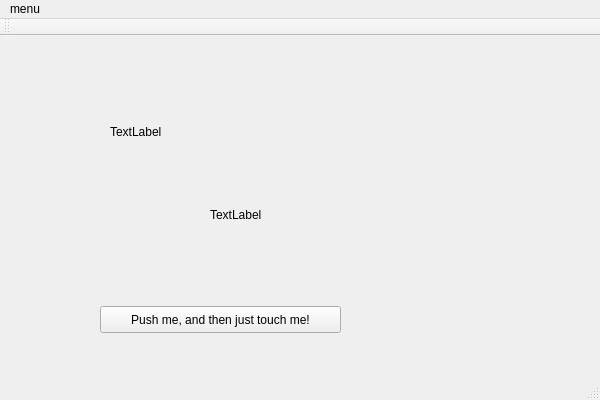
The window that trabalho1/mainwindow.ui (Mendelev/cg-ufrj-2011) describes before a commit, drawn with Qt 5.
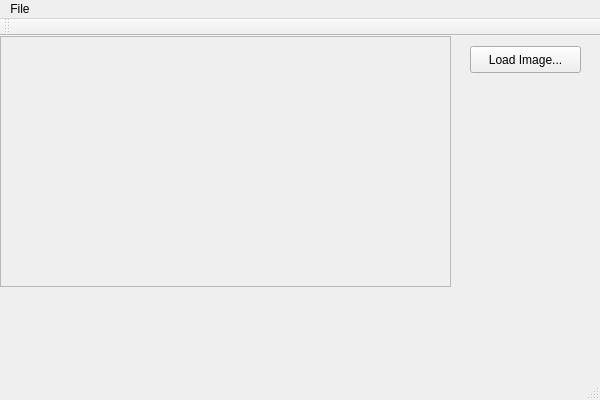
The same window after the commit.

Commit message: Carrega uma imagem com string pré definida e já tem uma scroll area. Menu de Quit fecha a aplicacão.

```diff
--- a/trabalho1/mainwindow.ui
+++ b/trabalho1/mainwindow.ui
@@ -17,41 +17,62 @@
    <widget class="QPushButton" name="pBtn01">
     <property name="geometry">
      <rect>
-      <x>100</x>
-      <y>270</y>
-      <width>241</width>
+      <x>470</x>
+      <y>10</y>
+      <width>111</width>
       <height>27</height>
      </rect>
     </property>
     <property name="text">
-     <string>Push me, and then just touch me!</string>
+     <string>Load Image...</string>
     </property>
    </widget>
    <widget class="QLabel" name="label">
     <property name="geometry">
      <rect>
-      <x>210</x>
-      <y>170</y>
-      <width>59</width>
-      <height>17</height>
+      <x>0</x>
+      <y>0</y>
+      <width>66</width>
+      <height>21</height>
      </rect>
     </property>
     <property name="text">
-     <string>TextLabel</string>
+     <string/>
     </property>
    </widget>
-   <widget class="QLabel" name="imagem">
+   <widget class="QScrollArea" name="displayPaneArea">
     <property name="geometry">
      <rect>
-      <x>110</x>
-      <y>30</y>
-      <width>291</width>
-      <height>131</height>
+      <x>0</x>
+      <y>0</y>
+      <width>451</width>
+      <height>251</height>
      </rect>
     </property>
-    <property name="text">
-     <string>TextLabel</string>
+    <property name="widgetResizable">
+     <bool>true</bool>
     </property>
+    <widget class="QWidget" name="scrollAreaWidgetContents">
+     <property name="geometry">
+      <rect>
+       <x>0</x>
+       <y>0</y>
+       <width>449</width>
+       <height>249</height>
+      </rect>
+     </property>
+     <widget class="QWidget" name="gridLayoutWidget">
+      <property name="geometry">
+       <rect>
+        <x>0</x>
+        <y>0</y>
+        <width>160</width>
+        <height>80</height>
+       </rect>
+      </property>
+      <layout class="QGridLayout" name="displayPaneLayout"/>
+     </widget>
+    </widget>
    </widget>
   </widget>
   <widget class="QMenuBar" name="menuBar">
@@ -60,12 +81,12 @@
      <x>0</x>
      <y>0</y>
      <width>600</width>
-     <height>25</height>
+     <height>29</height>
     </rect>
    </property>
    <widget class="QMenu" name="menuMenu">
     <property name="title">
-     <string>menu</string>
+     <string>File</string>
     </property>
     <addaction name="BotaoFecha"/>
     <addaction name="actionRand"/>
```
Left out of the diff: 13 changed lines with no effect on the pictures. The commit also changes 6 other files.
